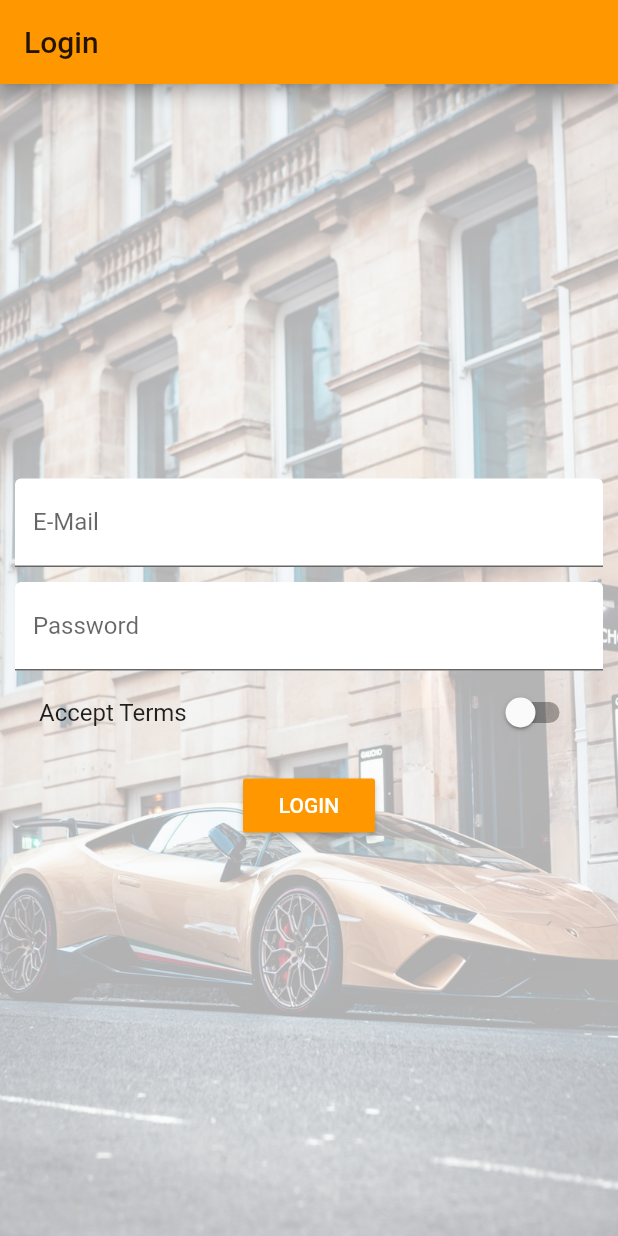
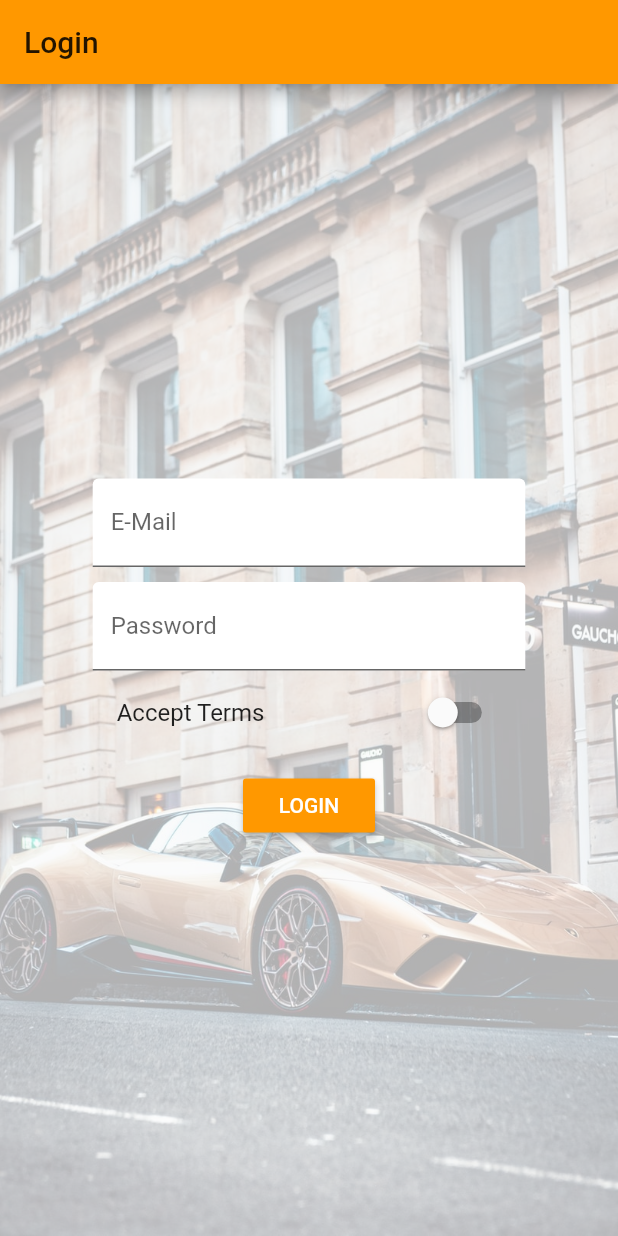
Before and after one commit to omerates760/My-sample-static-app-with-flutter, a Flutter app: the screen it shows after launch, on a phone screen of 412 x 824 dp. Run offline on Flutter 3.47's test engine with Material 2 defaults, Android fonts, the phone set to English and light mode, and no system bars.

Commit message:
landscape screen changed.

```diff
--- a/lib/pages/auth.dart
+++ b/lib/pages/auth.dart
@@ -32,10 +32,15 @@ class _AuthPageState extends State<AuthPage> {
           padding: EdgeInsets.all(10.0),
           child: Center(
             child: SingleChildScrollView(
+                child: Container(
+                  width: MediaQuery.of(context).size.width*0.7,
               child: Column(
                 children: <Widget>[
                   TextField(
-                  decoration: InputDecoration(labelText: 'E-Mail',filled: true,fillColor: Colors.white),
+                    decoration: InputDecoration(
+                        labelText: 'E-Mail',
+                        filled: true,
+                        fillColor: Colors.white),
                     keyboardType: TextInputType.emailAddress,
                     onChanged: (String value) {
                       setState(() {
@@ -43,9 +48,14 @@ class _AuthPageState extends State<AuthPage> {
                       });
                     },
                   ),
-                SizedBox(height: 10.0,),
+                  SizedBox(
+                    height: 10.0,
+                  ),
                   TextField(
-                  decoration: InputDecoration(labelText: 'Password',filled: true,fillColor: Colors.white),
+                    decoration: InputDecoration(
+                        labelText: 'Password',
+                        filled: true,
+                        fillColor: Colors.white),
                     obscureText: true,
                     onChanged: (String value) {
                       setState(() {
@@ -78,6 +88,7 @@ class _AuthPageState extends State<AuthPage> {
                 ],
               ),
             )),
+          ),
         ));
   }
 }
```
Lines whose indentation alone changed are shown as unchanged.
